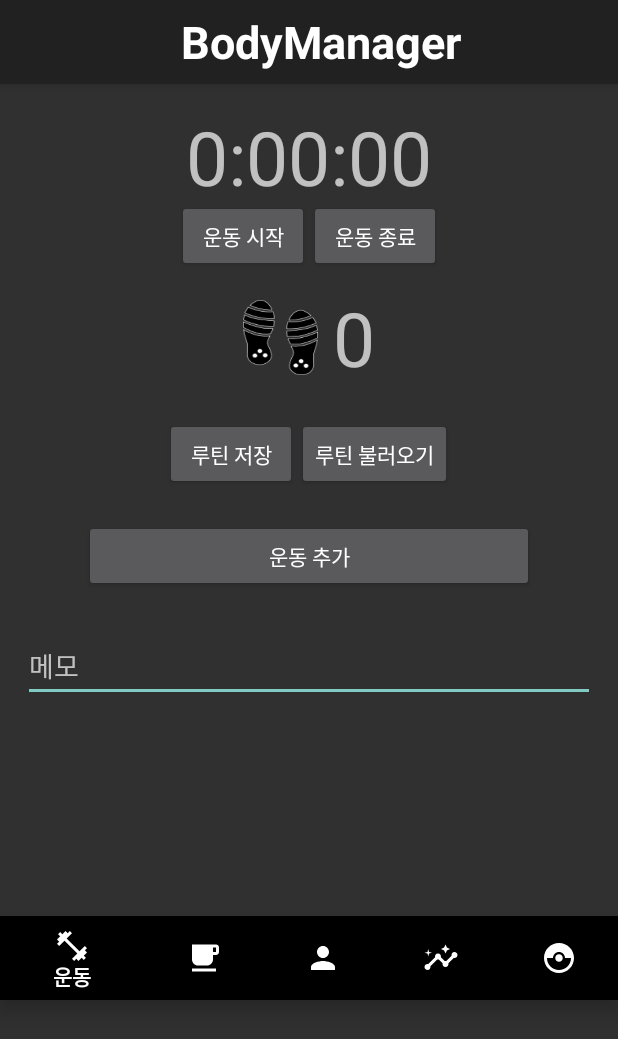
After one commit to enyul3417/BodyManagerApp, an Android app: the layout activity_exercise.xml on its own in the app's theme, with its tools: preview values and no code run, on a phone screen of 412 x 824 dp. The commit adds this screen. Shown: the top 1039 px of the screen. Run offline under Robolectric (Android 15) with nearby library versions, the phone set to English and light mode, and no system bars.

Commit message:
운동 메뉴 수정 중

```diff
--- a/app/src/main/java/com/example/bodymanagerapp/MainActivity.kt
+++ b/app/src/main/java/com/example/bodymanagerapp/MainActivity.kt
@@ -10,6 +10,7 @@ import androidx.appcompat.widget.Toolbar
 import androidx.fragment.app.Fragment
 import com.example.bodymanagerapp.menu.*
 import com.example.bodymanagerapp.menu.Diet.DietActivity
+import com.example.bodymanagerapp.menu.Exercise.ExerciseActivity
 import com.example.bodymanagerapp.menu.Exercise.ExerciseFragment
 import com.google.android.material.bottomnavigation.BottomNavigationView
 
@@ -41,7 +42,8 @@ class MainActivity : AppCompatActivity() {
         when(item.itemId) {
             // 운동 메뉴 선택 시
             R.id.navigation_exercise -> {
-                replaceFragment(ExerciseFragment())
+                var intent : Intent = Intent(this, ExerciseActivity::class.java)
+                startActivity(intent)
                 return@OnNavigationItemSelectedListener true
             }
 
--- a/app/src/main/java/com/example/bodymanagerapp/menu/Diet/NewDietActivity.kt
+++ b/app/src/main/java/com/example/bodymanagerapp/menu/Diet/NewDietActivity.kt
@@ -106,7 +106,6 @@ class NewDietActivity : AppCompatActivity() {
         // 앨범 접근 권한
         var readPermission = ContextCompat.checkSelfPermission(this, Manifest.permission.READ_EXTERNAL_STORAGE)
 
-        //Log.d("mainActivity", "$mainActivity: ")
         if(readPermission != PackageManager.PERMISSION_GRANTED) {
             // 권한이 허용되지 않음
             if (ActivityCompat.shouldShowRequestPermissionRationale(this, Manifest.permission.READ_EXTERNAL_STORAGE)) {
--- /dev/null
+++ b/app/src/main/res/layout/activity_exercise.xml
@@ -0,0 +1,197 @@
+<?xml version="1.0" encoding="utf-8"?>
+<LinearLayout xmlns:android="http://schemas.android.com/apk/res/android"
+    xmlns:app="http://schemas.android.com/apk/res-auto"
+    xmlns:tools="http://schemas.android.com/tools"
+    android:layout_width="match_parent"
+    android:layout_height="match_parent"
+    android:orientation="vertical"
+    tools:context=".menu.Exercise.ExerciseActivity">
+
+    <!-- 앱 상단 -->
+    <com.google.android.material.appbar.AppBarLayout
+        android:layout_width="match_parent"
+        android:layout_height="wrap_content">
+
+        <!-- 테마는 추후 수정 예정 -->
+        <androidx.appcompat.widget.Toolbar
+            android:id="@+id/toolbar"
+            android:layout_width="match_parent"
+            android:layout_height="?attr/actionBarSize"
+            android:background="?attr/colorPrimary"
+            android:theme="@style/Theme.AppCompat">
+
+            <TextView
+                android:gravity="center"
+                android:layout_width="match_parent"
+                android:layout_height="match_parent"
+                android:text="BodyManager"
+                android:textStyle="bold"
+                android:textColor="#ffffff"
+                android:textSize="30dp" />
+
+        </androidx.appcompat.widget.Toolbar>
+
+    </com.google.android.material.appbar.AppBarLayout>
+
+    <!-- 타이머-->
+    <LinearLayout
+        android:layout_width="match_parent"
+        android:layout_height="wrap_content"
+        android:gravity="center">
+
+        <TextView
+            android:id="@+id/timer_hour"
+            android:layout_width="wrap_content"
+            android:layout_height="wrap_content"
+            android:layout_marginTop="10dp"
+            android:inputType="number"
+            android:text="0"
+            android:textSize="50sp"
+            android:maxLength="2"/>
+
+        <TextView
+            android:layout_width="wrap_content"
+            android:layout_height="wrap_content"
+            android:text=":"
+            android:textSize="50sp"
+            android:layout_marginTop="10dp"/>
+
+        <TextView
+            android:id="@+id/timer_minute"
+            android:layout_width="wrap_content"
+            android:layout_height="wrap_content"
+            android:inputType="number"
+            android:text="00"
+            android:textSize="50sp"
+            android:layout_marginTop="10dp"
+            android:maxLength="2"/>
+
+        <TextView
+            android:layout_width="wrap_content"
+            android:layout_height="wrap_content"
+            android:text=":"
+            android:textSize="50sp"
+            android:layout_marginTop="10dp"/>
+
+        <TextView
+            android:id="@+id/timer_second"
+            android:layout_width="wrap_content"
+            android:layout_height="wrap_content"
+            android:inputType="number"
+            android:text="00"
+            android:textSize="50sp"
+            android:layout_marginTop="10dp"
+            android:maxLength="2"/>
+
+    </LinearLayout>
+
+    <LinearLayout
+        android:layout_width="wrap_content"
+        android:layout_height="wrap_content"
+        android:layout_gravity="center">
+
+        <Button
+            android:id="@+id/button_startnpause"
+            android:layout_width="wrap_content"
+            android:layout_height="wrap_content"
+            android:layout_weight="1"
+            android:text="운동 시작" />
+
+        <Button
+            android:id="@+id/button_done"
+            android:layout_width="wrap_content"
+            android:layout_height="wrap_content"
+            android:layout_weight="1"
+            android:text="운동 종료" />
+    </LinearLayout>
+
+    <ScrollView
+        android:layout_width="match_parent"
+        android:layout_height="429dp">
+
+        <LinearLayout
+            android:layout_width="match_parent"
+            android:layout_height="wrap_content"
+            android:orientation="vertical">
+
+            <!-- 만보기 -->
+            <LinearLayout
+                android:layout_width="wrap_content"
+                android:layout_height="wrap_content"
+                android:layout_gravity="center"
+                android:layout_margin="10dp">
+
+                <ImageView
+                    android:layout_width="50dp"
+                    android:layout_height="50dp"
+                    android:layout_gravity="center_vertical"
+                    android:layout_marginRight="10dp"
+                    android:scaleType="fitXY"
+                    android:src="@drawable/footstep2" />
+
+                <TextView
+                    android:id="@+id/steps"
+                    android:layout_width="wrap_content"
+                    android:layout_height="wrap_content"
+                    android:text="0"
+                    android:textSize="50sp" />
+            </LinearLayout>
+
+            <LinearLayout
+                android:layout_width="wrap_content"
+                android:layout_height="wrap_content"
+                android:layout_gravity="center"
+                android:layout_margin="10dp">
+
+                <Button
+                    android:id="@+id/button_save_routine"
+                    android:layout_width="wrap_content"
+                    android:layout_height="wrap_content"
+                    android:layout_weight="1"
+                    android:text="루틴 저장" />
+
+                <Button
+                    android:id="@+id/button_load_routine"
+                    android:layout_width="wrap_content"
+                    android:layout_height="wrap_content"
+                    android:layout_weight="1"
+                    android:text="루틴 불러오기" />
+            </LinearLayout>
+
+            <LinearLayout
+                android:id="@+id/table_exercise"
+                android:layout_width="wrap_content"
+                android:layout_height="wrap_content"
+                android:orientation="vertical">
+
+            </LinearLayout>
+
+            <Button
+                android:id="@+id/button_exercise_add"
+                android:layout_width="300dp"
+                android:layout_height="wrap_content"
+                android:layout_gravity="center"
+                android:layout_margin="10dp"
+                android:text="운동 추가" />
+
+            <EditText
+                android:id="@+id/exercise_memo"
+                android:layout_width="match_parent"
+                android:layout_height="wrap_content"
+                android:layout_margin="15dp"
+                android:hint="메모" />
+
+        </LinearLayout>
+    </ScrollView>
+
+    <!-- bottom navigation view 배치 -->
+    <com.google.android.material.bottomnavigation.BottomNavigationView
+        android:id="@+id/bottom_nav_view"
+        android:layout_width="match_parent"
+        android:layout_height="wrap_content"
+        android:background="@color/black"
+        app:itemIconTint="@color/white"
+        app:itemTextColor="@color/white"
+        app:menu="@menu/bottom_nav" />
+
+</LinearLayout>
```
Also changed, not shown: app/src/main/java/com/example/bodymanagerapp/menu/Diet/DietActivity.kt (+3 -8 lines), app/src/main/java/com/example/bodymanagerapp/menu/Exercise/ExerciseActivity.kt (added, +256 -0 lines).
